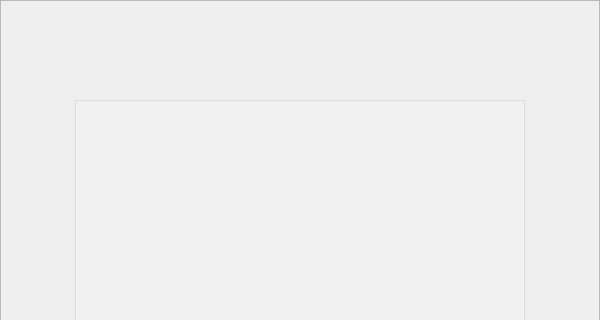
The window that DS_2020/DS_2020_GUI/Info_Title_Widget.ui (ChrisJaunes/DS_2020) describes before a commit, drawn with Qt 5; both pictures show x 0 to 600 and y 0 to 320 of the 600 by 800 pixel window.
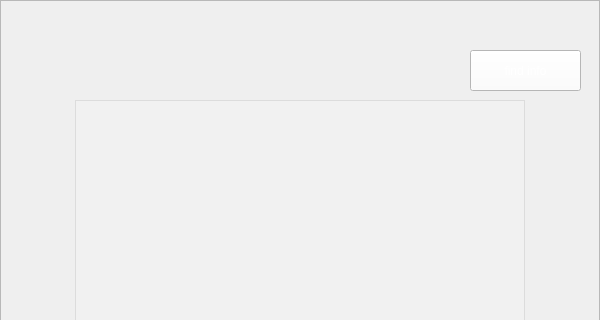
The same window after the commit. Icons and pictures are not drawn.

Commit message: f4 GUI finish

Patch:
```diff
--- a/DS_2020/DS_2020_GUI/Info_Title_Widget.ui
+++ b/DS_2020/DS_2020_GUI/Info_Title_Widget.ui
@@ -34,10 +34,10 @@
    <widget class="QLabel" name="label">
     <property name="geometry">
      <rect>
-      <x>75</x>
-      <y>30</y>
-      <width>450</width>
-      <height>50</height>
+      <x>144</x>
+      <y>29</y>
+      <width>301</width>
+      <height>51</height>
      </rect>
     </property>
     <property name="styleSheet">
@@ -69,6 +69,25 @@
      <set>QAbstractItemView::NoEditTriggers</set>
     </property>
    </widget>
+   <widget class="QPushButton" name="title_to_info">
+    <property name="geometry">
+     <rect>
+      <x>470</x>
+      <y>50</y>
+      <width>111</width>
+      <height>41</height>
+     </rect>
+    </property>
+    <property name="styleSheet">
+     <string notr="true">background-color: rgb(255, 255, 255);
+font: 87 12pt &quot;Arial Black&quot;;
+color: rgb(255, 255, 255);
+border-color: rgb(255, 255, 255);</string>
+    </property>
+    <property name="text">
+     <string>find info</string>
+    </property>
+   </widget>
   </widget>
  </widget>
  <layoutdefault spacing="6" margin="11"/>
```
The commit also changes 2 other files.
